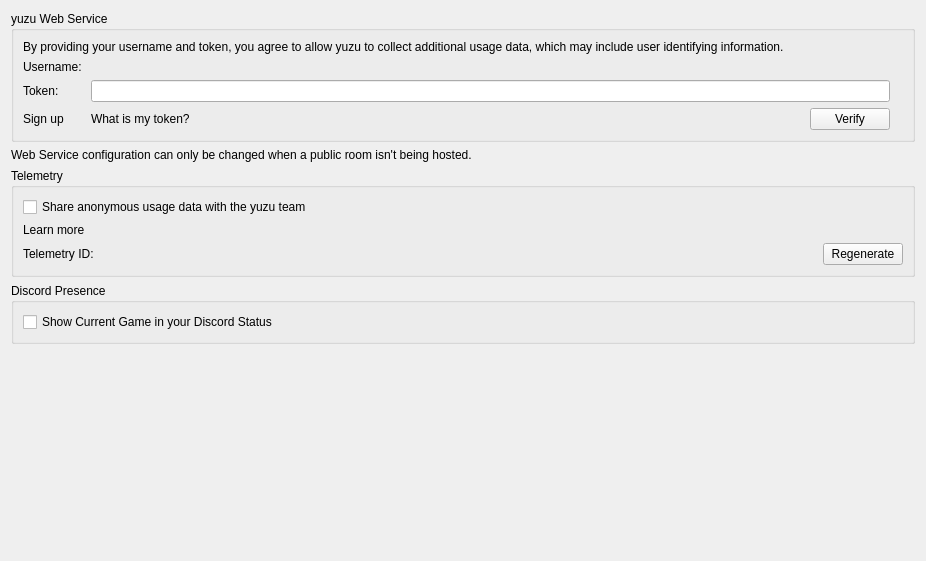
Before: the Qt Designer form src/uzuy/configuration/configure_web.ui in 2017398956/Uzuy-MMJR, drawn with Qt 5.
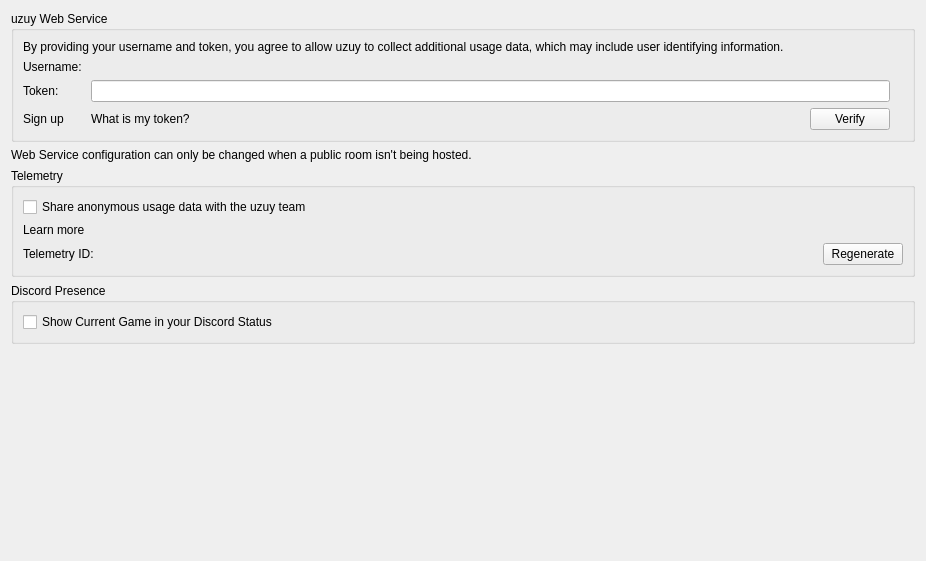
After: the same form once the commit is applied.

```diff
--- a/src/uzuy/configuration/configure_web.ui
+++ b/src/uzuy/configuration/configure_web.ui
@@ -22,13 +22,13 @@
      <item>
       <widget class="QGroupBox" name="groupBoxWebConfig">
        <property name="title">
-        <string>yuzu Web Service</string>
+        <string>uzuy Web Service</string>
        </property>
        <layout class="QVBoxLayout" name="verticalLayoutYuzuWebService">
         <item>
          <widget class="QLabel" name="web_credentials_disclaimer">
           <property name="text">
-           <string>By providing your username and token, you agree to allow yuzu to collect additional usage data, which may include user identifying information.</string>
+           <string>By providing your username and token, you agree to allow uzuy to collect additional usage data, which may include user identifying information.</string>
           </property>
          </widget>
         </item>
@@ -131,7 +131,7 @@
         <item>
          <widget class="QCheckBox" name="toggle_telemetry">
           <property name="text">
-           <string>Share anonymous usage data with the yuzu team</string>
+           <string>Share anonymous usage data with the uzuy team</string>
           </property>
          </widget>
         </item>
```
Left out of the diff: 4 changed lines with no effect on the pictures.
